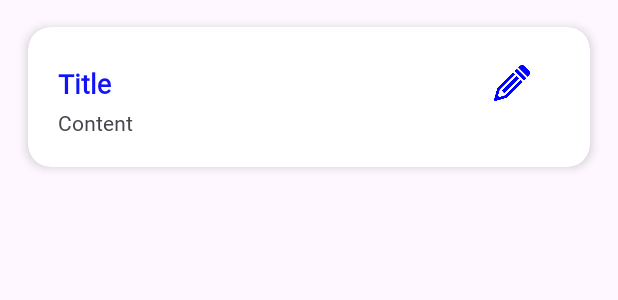
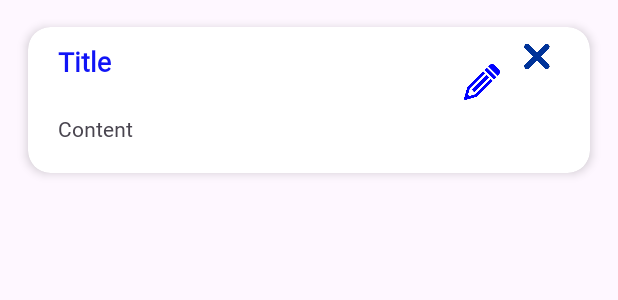
Before and after one commit to TasH-i/todo, an Android app: the layout note_item.xml on its own in the app's theme, with its tools: preview values and no code run, on a phone screen of 412 x 824 dp. Shown: the top 300 px of the screen. Run offline under Robolectric (Android 15) with nearby library versions, the phone set to English and light mode, and no system bars; Roboto replaces fonts that are not available here.

Commit message:
add a icon

```diff
--- a/app/src/main/AndroidManifest.xml
+++ b/app/src/main/AndroidManifest.xml
@@ -6,8 +6,8 @@
         android:allowBackup="true"
         android:dataExtractionRules="@xml/data_extraction_rules"
         android:fullBackupContent="@xml/backup_rules"
-        android:icon="@mipmap/ic_launcher"
-        android:label="@string/app_name"
+        android:icon="@mipmap/app_icon"
+        android:label="ToDoWave"
         android:roundIcon="@mipmap/ic_launcher_round"
         android:supportsRtl="true"
         android:theme="@style/Theme.ToDo"
--- a/app/src/main/res/layout/activity_update_note.xml
+++ b/app/src/main/res/layout/activity_update_note.xml
@@ -13,8 +13,8 @@
 
     <TextView
         android:id="@+id/editNoteheading"
-        android:layout_width="150dp"
-        android:layout_height="55dp"
+        android:layout_width="230dp"
+        android:layout_height="wrap_content"
         android:layout_alignParentStart="true"
         android:layout_alignParentTop="true"
         android:layout_marginStart="20dp"
@@ -58,7 +58,7 @@
     <EditText
         android:id="@+id/updateContentEditText"
         android:layout_width="340dp"
-        android:layout_height="552dp"
+        android:layout_height="572dp"
         android:layout_alignParentStart="true"
         android:layout_alignParentTop="true"
         android:layout_alignParentEnd="true"
--- a/app/src/main/res/layout/note_item.xml
+++ b/app/src/main/res/layout/note_item.xml
@@ -15,15 +15,18 @@
         android:layout_width="match_parent"
         android:layout_height="wrap_content"
         android:orientation="vertical"
-        android:padding="20dp"
+        android:paddingTop="5dp"
+        android:paddingStart="20dp"
+        android:paddingEnd="20dp"
+        android:paddingBottom="20dp"
+
        >
-
 
         <RelativeLayout
             android:layout_width="match_parent"
-            android:layout_height="wrap_content"
-            android:orientation="horizontal"
-            android:layout_marginTop="5dp">
+            android:layout_height="43dp"
+            android:layout_marginTop="5dp"
+            android:orientation="horizontal">
 
 
             <TextView
@@ -41,9 +44,20 @@
                 android:layout_width="24dp"
                 android:layout_height="24dp"
                 android:layout_alignParentEnd="true"
-                android:layout_marginEnd="30px"
-                android:src="@drawable/edit"
-                />
+                android:layout_alignParentBottom="true"
+                android:layout_marginEnd="40dp"
+                android:layout_marginBottom="5dp"
+                android:src="@drawable/edit" />
+
+            <ImageView
+                android:id="@+id/deleteButton"
+                android:layout_width="20dp"
+                android:layout_height="20dp"
+                android:layout_alignParentEnd="true"
+                android:layout_alignParentBottom="true"
+                android:layout_marginEnd="5dp"
+                android:layout_marginBottom="25dp"
+                app:srcCompat="@drawable/close" />
 
         </RelativeLayout>
 
@@ -56,6 +70,7 @@
             android:maxLines="3"
             android:layout_marginTop="4dp"
             />
+
     </LinearLayout>
 
 </androidx.cardview.widget.CardView>
```
Also changed, not shown: app/src/main/java/com/mad/todo/NoteDatabaseHelper.kt (+9 -0 lines), app/src/main/java/com/mad/todo/NotesAdapter.kt (+11 -0 lines), app/src/main/res/layout/activity_add_note.xml (+6 -6 lines), app/src/main/res/mipmap-hdpi/app_icon.jpg (added).
